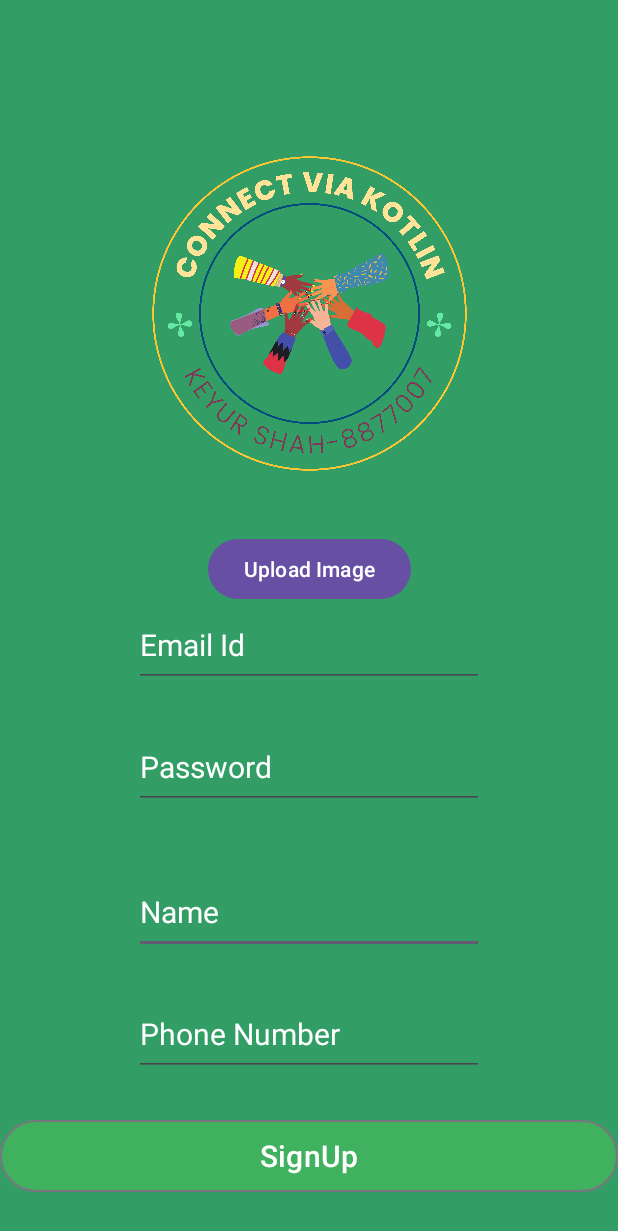
After one commit to keyurshah007/Project1_Firebase-Recruiting-Application, an Android app: the Register screen opened directly, with no data from a screen before it, on a phone screen of 412 x 824 dp. The commit adds this screen. Shown: the top 1231 px of the screen. Run offline under Robolectric (Android 15) with nearby library versions, the phone set to English and light mode, and no system bars; our stand-ins replace Firebase (no records; nobody signed in at launch, a user with empty details on screens opened directly).

Commit message:
log in and register

```diff
--- a/app/build.gradle.kts
+++ b/app/build.gradle.kts
@@ -43,6 +43,7 @@ dependencies{
 
 dependencies {
 
+    implementation("com.google.firebase:firebase-auth:22.3.1")
     implementation(platform("com.google.firebase:firebase-bom:32.7.2"))
     implementation("androidx.core:core-ktx:1.9.0")
     implementation("androidx.appcompat:appcompat:1.6.1")
--- a/app/src/main/AndroidManifest.xml
+++ b/app/src/main/AndroidManifest.xml
@@ -12,6 +12,12 @@
         android:supportsRtl="true"
         android:theme="@style/Theme.Project_Part1"
         tools:targetApi="31">
+        <activity
+            android:name=".Register"
+            android:exported="false" />
+        <activity
+            android:name=".Login"
+            android:exported="false" />
         <activity
             android:name=".DetailActivity"
             android:exported="false" />
--- a/app/src/main/java/com/example/project_part1/Candidate.kt
+++ /dev/null
@@ -1,5 +0,0 @@
-
-
-package com.example.project_part1
-
-data class Candidate(val name: String = "", val image: String = "")
--- /dev/null
+++ b/app/src/main/java/com/example/project_part1/Candidates.kt
@@ -0,0 +1,5 @@
+
+
+package com.example.project_part1
+
+data class Candidates(val name: String = "", val email: String = "", val phoneNumber: String = "", var image: String = "")
--- /dev/null
+++ b/app/src/main/java/com/example/project_part1/Register.kt
@@ -0,0 +1,129 @@
+package com.example.project_part1
+
+import android.app.Activity
+import android.content.Intent
+import android.net.Uri
+import android.os.Bundle
+import android.widget.Button
+import android.widget.EditText
+import android.widget.ImageView
+import android.widget.Toast
+import androidx.appcompat.app.AppCompatActivity
+import com.google.firebase.auth.FirebaseAuth
+import com.google.firebase.database.FirebaseDatabase
+import com.google.firebase.storage.FirebaseStorage
+
+class Register : AppCompatActivity() {
+
+    private lateinit var inputName: EditText
+    private lateinit var inputEmail: EditText
+    private lateinit var inputPassword: EditText
+    private lateinit var inputNumber: EditText
+    private lateinit var btnSignUp: Button
+    private lateinit var btnUploadImage: Button
+    private lateinit var logo2: ImageView
+    private var selectedImageUri: Uri? = null
+
+    override fun onCreate(savedInstanceState: Bundle?) {
+        super.onCreate(savedInstanceState)
+        setContentView(R.layout.activity_register)
+
+        inputName = findViewById(R.id.input_name)
+        inputEmail = findViewById(R.id.input_email)
+        inputPassword = findViewById(R.id.input_password)
+        inputNumber = findViewById(R.id.input_number)
+        btnSignUp = findViewById(R.id.btnsignup)
+        btnUploadImage = findViewById(R.id.btnUploadImage)
+        logo2 = findViewById(R.id.logo2)
+
+        btnSignUp.setOnClickListener {
+            registerUser()
+        }
+
+        btnUploadImage.setOnClickListener {
+            uploadImage()
+        }
+    }
+
+    private fun registerUser() {
+        val name = inputName.text.toString().trim()
+        val email = inputEmail.text.toString().trim()
+        val password = inputPassword.text.toString().trim()
+        val number = inputNumber.text.toString().trim()
+
+        FirebaseAuth.getInstance().createUserWithEmailAndPassword(email, password)
+            .addOnCompleteListener { task ->
+                if (task.isSuccessful) {
+                    val userId = FirebaseAuth.getInstance().currentUser?.uid
+                    val userData = Candidates(name, email, number)
+                    Toast.makeText(this, "Registration Successfull", Toast.LENGTH_SHORT).show()
+                    uploadImageToStorage(userId, userData)
+                } else {
+                    Toast.makeText(this, "Registration failed: ${task.exception?.message}", Toast.LENGTH_SHORT).show()
+                }
+            }
+    }
+
+    private fun uploadImageToStorage(userId: String?, userData: Candidates) {
+        selectedImageUri?.let { imageUri ->
+            userId?.let { uid ->
+                val storageReference = FirebaseStorage.getInstance().reference.child("images/${System.currentTimeMillis()}_${imageUri.lastPathSegment}")
+                val uploadTask = storageReference.putFile(imageUri)
+
+                uploadTask.continueWithTask { task ->
+                    if (!task.isSuccessful) {
+                        task.exception?.let {
+                            throw it
+                        }
+                    }
+                    storageReference.downloadUrl
+                }.addOnCompleteListener { task ->
+                    if (task.isSuccessful) {
+                        val downloadUri = task.result
+                        val imageUrl = downloadUri.toString()
+                        userData.image = imageUrl
+
+                        saveUserDataToDatabase(userId, userData)
+                    } else {
+                        Toast.makeText(this, "Failed to upload image.", Toast.LENGTH_SHORT).show()
+                    }
+                }
+            }
+        }
+    }
+
+    private fun saveUserDataToDatabase(userId: String?, userData: Candidates) {
+        userId?.let {
+            val database = FirebaseDatabase.getInstance()
+            val usersRef = database.getReference("Candidates")
+
+            // Store user data in the Realtime Database
+            usersRef.child(it).setValue(userData)
+                .addOnCompleteListener { task ->
+                    if (task.isSuccessful) {
+                        startActivity(Intent(this, Login::class.java))
+                        finish()
+                    } else {
+                        Toast.makeText(this, "Failed to save user data.", Toast.LENGTH_SHORT).show()
+                    }
+                }
+        }
+    }
+
+    private fun uploadImage() {
+        val intent = Intent(Intent.ACTION_PICK)
+        intent.type = "image/*"
+        startActivityForResult(intent, IMAGE_PICK_CODE)
+    }
+
+    override fun onActivityResult(requestCode: Int, resultCode: Int, data: Intent?) {
+        super.onActivityResult(requestCode, resultCode, data)
+        if (requestCode == IMAGE_PICK_CODE && resultCode == Activity.RESULT_OK && data != null && data.data != null) {
+            selectedImageUri = data.data
+        }
+    }
+
+    companion object {
+        private const val IMAGE_PICK_CODE = 1000
+    }
+}
--- /dev/null
+++ b/app/src/main/res/layout/activity_register.xml
@@ -0,0 +1,132 @@
+<?xml version="1.0" encoding="utf-8"?>
+<androidx.constraintlayout.widget.ConstraintLayout xmlns:android="http://schemas.android.com/apk/res/android"
+    xmlns:app="http://schemas.android.com/apk/res-auto"
+    xmlns:tools="http://schemas.android.com/tools"
+    android:id="@+id/relativeLayout"
+    android:layout_width="match_parent"
+    android:layout_height="match_parent"
+    android:background="#329E66">
+
+    <ImageView
+        android:id="@+id/logo2"
+        android:layout_width="250dp"
+        android:layout_height="335dp"
+        android:layout_marginStart="32dp"
+        android:layout_marginTop="32dp"
+        android:layout_marginEnd="32dp"
+        app:layout_constraintBottom_toTopOf="@+id/input_email"
+        app:layout_constraintDimensionRatio="H,1:2"
+        app:layout_constraintEnd_toEndOf="parent"
+        app:layout_constraintStart_toStartOf="parent"
+        app:layout_constraintTop_toTopOf="parent"
+        app:layout_constraintVertical_bias="0.3"
+        app:srcCompat="@drawable/logo" />
+
+    <EditText
+        android:id="@+id/input_name"
+        android:layout_width="0dp"
+        android:layout_height="56dp"
+        android:layout_marginTop="16dp"
+        android:ems="10"
+        android:hint="Name"
+        android:inputType="text"
+        android:textColor="@color/white"
+        android:textColorHint="@color/white"
+        android:textSize="20sp"
+        app:layout_constraintBottom_toTopOf="@+id/input_number"
+        app:layout_constraintEnd_toEndOf="parent"
+        app:layout_constraintHorizontal_bias="0.5"
+        app:layout_constraintStart_toStartOf="parent"
+        app:layout_constraintTop_toBottomOf="@+id/input_password"
+        app:layout_constraintWidth_default="wrap" />
+
+    <EditText
+        android:id="@+id/input_password"
+        android:layout_width="0dp"
+        android:layout_height="56dp"
+        android:layout_margin="16sp"
+        android:layout_marginTop="16dp"
+        android:ems="10"
+        android:hint="Password"
+        android:inputType="textVisiblePassword"
+        android:textColor="@color/white"
+        android:textColorHint="@color/white"
+        android:textSize="20sp"
+        app:layout_constraintBottom_toTopOf="@+id/input_name"
+        app:layout_constraintEnd_toEndOf="parent"
+        app:layout_constraintHorizontal_bias="0.5"
+        app:layout_constraintStart_toStartOf="parent"
+        app:layout_constraintTop_toBottomOf="@+id/input_email"
+        app:layout_constraintWidth_default="wrap" />
+
+    <EditText
+        android:id="@+id/input_email"
+        android:layout_width="0dp"
+        android:layout_height="56dp"
+        android:layout_marginTop="16dp"
+        android:ems="10"
+        android:freezesText="false"
+        android:hint="Email Id"
+        android:inputType="textEmailAddress"
+        android:textColor="@color/white"
+        android:textColorHint="@color/white"
+        android:textSize="20sp"
+        app:layout_constraintBottom_toTopOf="@+id/input_password"
+        app:layout_constraintEnd_toEndOf="parent"
+        app:layout_constraintHorizontal_bias="0.5"
+        app:layout_constraintStart_toStartOf="parent"
+        app:layout_constraintTop_toBottomOf="@+id/logo2"
+        app:layout_constraintVertical_bias="0.5"
+        app:layout_constraintWidth_default="wrap" />
+
+    <EditText
+        android:id="@+id/input_number"
+        android:layout_width="0dp"
+        android:layout_height="56dp"
+        android:layout_marginTop="16dp"
+        android:ems="10"
+        android:hint="Phone Number"
+        android:inputType="numberDecimal"
+        android:textColor="@color/white"
+        android:textColorHint="@color/white"
+        android:textSize="20sp"
+        app:layout_constraintBottom_toTopOf="@+id/btnsignup"
+        app:layout_constraintEnd_toEndOf="parent"
+        app:layout_constraintHorizontal_bias="0.5"
+        app:layout_constraintStart_toStartOf="parent"
+        app:layout_constraintTop_toBottomOf="@+id/input_name"
+        app:layout_constraintVertical_bias="1.0"
+        app:layout_constraintWidth_default="wrap" />
+
+    <Button
+        android:id="@+id/btnsignup"
+        style="?attr/materialButtonOutlinedStyle"
+        android:layout_width="0dp"
+        android:layout_height="56dp"
+        android:layout_marginTop="16dp"
+        android:layout_marginBottom="16dp"
+        android:backgroundTint="#3FB15F"
+        android:backgroundTintMode="add"
+        android:fontFamily="sans-serif-medium"
+        android:text="SignUp"
+        android:textColor="@color/white"
+        android:textColorHint="@color/black"
+        android:textSize="20sp"
+        app:cornerRadius="25sp"
+        app:layout_constraintBottom_toBottomOf="parent"
+        app:layout_constraintEnd_toEndOf="parent"
+        app:layout_constraintStart_toStartOf="parent"
+        app:layout_constraintTop_toBottomOf="@+id/input_number" />
+
+    <Button
+        android:id="@+id/btnUploadImage"
+        android:layout_width="wrap_content"
+        android:layout_height="wrap_content"
+        android:text="Upload Image"
+        app:layout_constraintBottom_toTopOf="@+id/logo2"
+        app:layout_constraintEnd_toEndOf="parent"
+        app:layout_constraintHorizontal_bias="0.5"
+        app:layout_constraintStart_toStartOf="parent"
+        app:layout_constraintTop_toBottomOf="@+id/input_number" />
+
+</androidx.constraintlayout.widget.ConstraintLayout>
```
Also changed, not shown: app/src/main/java/com/example/project_part1/CandidateActivity.kt (+4 -18 lines), app/src/main/java/com/example/project_part1/CandidateAdapter.kt (+21 -39 lines), app/src/main/java/com/example/project_part1/Login.kt (added, +54 -0 lines), app/src/main/res/layout/activity_login.xml (added, +96 -0 lines).
